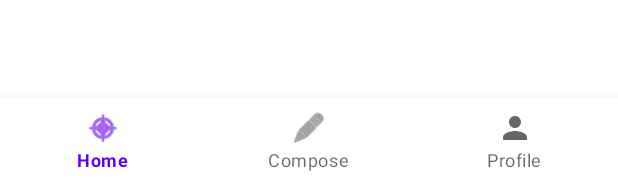
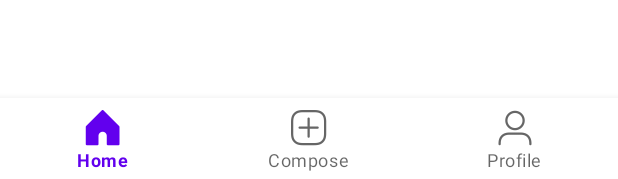
Before and after one commit to Kevin-Ching/Parstagram, an Android app: the layout activity_main.xml on its own in the app's theme, with its tools: preview values and no code run, on a phone screen of 412 x 824 dp. Shown: the part 1054-1233 px from the top of the screen. Run offline under Robolectric (Android 15) with nearby library versions, the phone set to English and light mode, and no system bars.

Commit message:
Changed icons and moved logout button

```diff
--- a/app/src/main/AndroidManifest.xml
+++ b/app/src/main/AndroidManifest.xml
@@ -15,7 +15,7 @@
     <application
         android:name=".ParstagramApplication"
         android:allowBackup="true"
-        android:icon="@mipmap/ic_launcher"
+        android:icon="@drawable/nav_logo_whiteout"
         android:label="@string/app_name"
         android:roundIcon="@mipmap/ic_launcher_round"
         android:supportsRtl="true"
--- a/app/src/main/res/drawable/ic_baseline_person_24.xml
+++ /dev/null
@@ -1,10 +0,0 @@
-<vector xmlns:android="http://schemas.android.com/apk/res/android"
-    android:width="24dp"
-    android:height="24dp"
-    android:viewportWidth="24"
-    android:viewportHeight="24"
-    android:tint="?attr/colorControlNormal">
-  <path
-      android:fillColor="@android:color/white"
-      android:pathData="M12,12c2.21,0 4,-1.79 4,-4s-1.79,-4 -4,-4 -4,1.79 -4,4 1.79,4 4,4zM12,14c-2.67,0 -8,1.34 -8,4v2h16v-2c0,-2.66 -5.33,-4 -8,-4z"/>
-</vector>
--- /dev/null
+++ b/app/src/main/res/drawable/selector_home.xml
@@ -0,0 +1,6 @@
+<?xml version="1.0" encoding="utf-8"?>
+<selector
+    xmlns:android="http://schemas.android.com/apk/res/android">
+    <item android:state_checked="true" android:drawable="@drawable/instagram_home_filled_24"/>
+    <item android:state_checked="false" android:drawable="@drawable/instagram_home_outline_24" />
+</selector>
--- /dev/null
+++ b/app/src/main/res/drawable/selector_new_post.xml
@@ -0,0 +1,6 @@
+<?xml version="1.0" encoding="utf-8"?>
+<selector
+    xmlns:android="http://schemas.android.com/apk/res/android">
+    <item android:state_checked="true" android:drawable="@drawable/instagram_new_post_filled_24"/>
+    <item android:state_checked="false" android:drawable="@drawable/instagram_new_post_outline_24" />
+</selector>
--- /dev/null
+++ b/app/src/main/res/drawable/selector_user.xml
@@ -0,0 +1,6 @@
+<?xml version="1.0" encoding="utf-8"?>
+<selector
+    xmlns:android="http://schemas.android.com/apk/res/android">
+    <item android:state_checked="true" android:drawable="@drawable/instagram_user_filled_24"/>
+    <item android:state_checked="false" android:drawable="@drawable/instagram_user_outline_24" />
+</selector>
--- a/app/src/main/res/menu/menu_bottom_navigation.xml
+++ b/app/src/main/res/menu/menu_bottom_navigation.xml
@@ -4,17 +4,17 @@
 
     <item
         android:id="@+id/action_home"
-        android:icon="@android:drawable/ic_menu_compass"
+        android:icon="@drawable/selector_home"
         android:title="Home"
         app:showAsAction="always" />
     <item
         android:id="@+id/action_compose"
-        android:icon="@android:drawable/ic_menu_edit"
+        android:icon="@drawable/selector_new_post"
         android:title="Compose"
         app:showAsAction="always" />
     <item
         android:id="@+id/action_profile"
-        android:icon="@drawable/ic_baseline_person_24"
+        android:icon="@drawable/selector_user"
         android:title="Profile"
         app:showAsAction="always" />
 </menu>
```
Also changed, not shown: app/src/main/java/com/example/parstagram/MainActivity.kt (+29 -0 lines), app/src/main/res/layout/fragment_compose.xml (+0 -10 lines), app/src/main/res/menu/logout.xml (added, +9 -0 lines), app/src/main/res/drawable/instagram_home_filled_24.png (added), app/src/main/res/drawable/instagram_home_outline_24.png (added), app/src/main/res/drawable/instagram_new_post_filled_24.png (added), app/src/main/res/drawable/instagram_new_post_outline_24.png (added), app/src/main/res/drawable/instagram_user_filled_24.png (added), app/src/main/res/drawable/instagram_user_outline_24.png (added), app/src/main/res/drawable/logout.png (added), app/src/main/res/drawable/nav_logo_whiteout.png (added).
